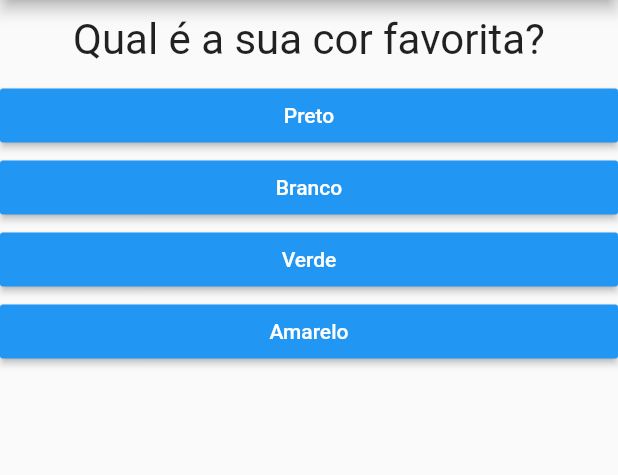
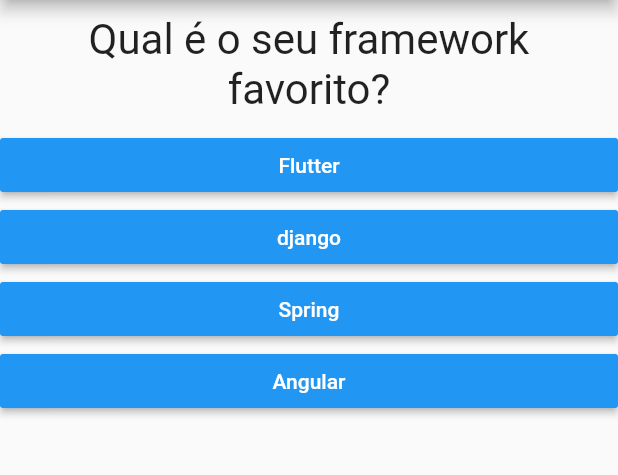
Before and after one commit to Hdlara/Projeto_perguntas, a Flutter app: the screen it shows after launch, on a phone screen of 412 x 824 dp, the part 84-559 px from its top. Run offline on Flutter 3.47's test engine with Material 2 defaults, Android fonts, the phone set to English and light mode, and no system bars.

```diff
--- a/lib/main.dart
+++ b/lib/main.dart
@@ -9,28 +9,52 @@ main() {
 
 class _PerguntaAppState extends State<PerguntaApp> {
   var _perguntaSelecionada = 0;
-
+  var _pontuacaoTotal = 0;
   final _perguntas = [
     {
-      'texto': 'Qual é a sua cor favorita?',
-      'respostas': ['Preto', 'Branco', 'Verde', 'Amarelo'],
+      'texto': 'Qual é o seu framework favorito?',
+      'respostas': [
+        {'texto': 'Flutter', 'pontuacao': 10},
+        {'texto': 'django', 'pontuacao': 9},
+        {'texto': 'Spring', 'pontuacao': 8},
+        {'texto': 'Angular', 'pontuacao': 7},
+      ],
     },
     {
-      'texto': 'Qual é o seu animal favorito?',
-      'respostas': ['Humano', 'Macaco', 'Cobra', 'Tigre'],
+      'texto': 'Qual é a sua area favorita?',
+      'respostas': [
+        {'texto': 'Backend', 'pontuacao': 8},
+        {'texto': 'Mobile', 'pontuacao': 10},
+        {'texto': 'Frontend', 'pontuacao': 7},
+        {'texto': 'Fullstack', 'pontuacao': 9},
+      ],
     },
     {
-      'texto': 'Qual é o seu nome favorito?',
-      'respostas': ['Henrique', 'Dico', 'Rodrigo', 'Tico'],
-    }
+      'texto': 'Qual é a sua linguagem favorita?',
+      'respostas': [
+        {'texto': 'Java', 'pontuacao': 7},
+        {'texto': 'Typescript', 'pontuacao': 8},
+        {'texto': 'Python', 'pontuacao': 9},
+        {'texto': 'Dart', 'pontuacao': 10},
+      ],
+    },
   ];
 
-  void _responder() {
+  void _responder(int pontuacao) {
     if (temPerguntaSelecionada) {
       setState(() {
         _perguntaSelecionada++;
+        _pontuacaoTotal += pontuacao;
       });
     }
+    print(_pontuacaoTotal);
+  }
+
+  void _reiniciarQuestionario() {
+    setState(() {
+      _perguntaSelecionada = 0;
+      _pontuacaoTotal = 0;
+    });
   }
 
   bool get temPerguntaSelecionada {
@@ -54,7 +78,7 @@ class _PerguntaAppState extends State<PerguntaApp> {
                 perguntaSelecionada: _perguntaSelecionada,
                 quantoResponder: _responder,
               )
-            : Resultado(),
+            : Resultado(_pontuacaoTotal, _reiniciarQuestionario),
       ),
     );
   }
--- a/lib/questionario.dart
+++ b/lib/questionario.dart
@@ -5,7 +5,7 @@ import './resposta.dart';
 class Questionario extends StatelessWidget {
   final List<Map<String, Object>> perguntas;
   final int perguntaSelecionada;
-  final void Function() quantoResponder;
+  final void Function(int) quantoResponder;
 
   Questionario({
     @required this.perguntas,
@@ -19,14 +19,19 @@ class Questionario extends StatelessWidget {
 
   @override
   Widget build(BuildContext context) {
-    List<String> respostas = temPerguntaSelecionada
+    List<Map<String, Object>> respostas = temPerguntaSelecionada
         ? perguntas[perguntaSelecionada]['respostas']
         : null;
 
     return Column(
       children: [
         Questao(perguntas[perguntaSelecionada]['texto']),
-        ...respostas.map((t) => Resposta(t, quantoResponder)).toList(),
+        ...respostas.map((resp) {
+          return Resposta(
+            resp['texto'],
+            () => quantoResponder(resp['pontuacao']),
+          );
+        }).toList(),
       ],
     );
   }
```
Also changed, not shown: lib/resultado.dart (+35 -5 lines).
